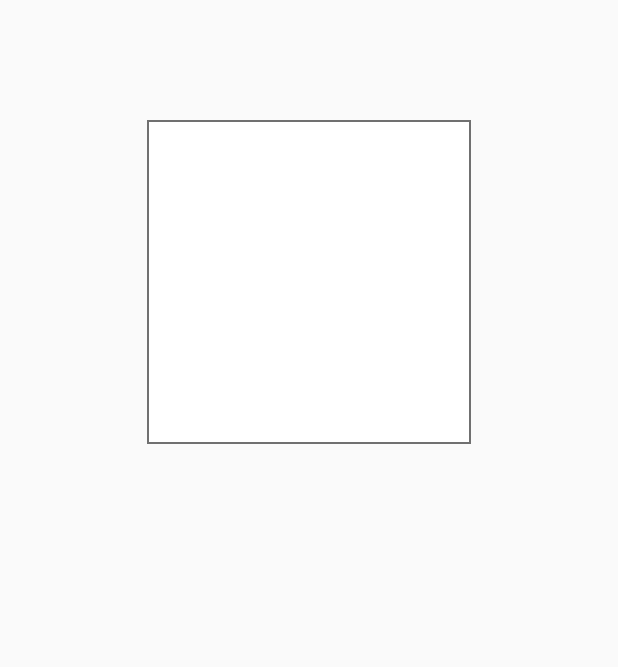
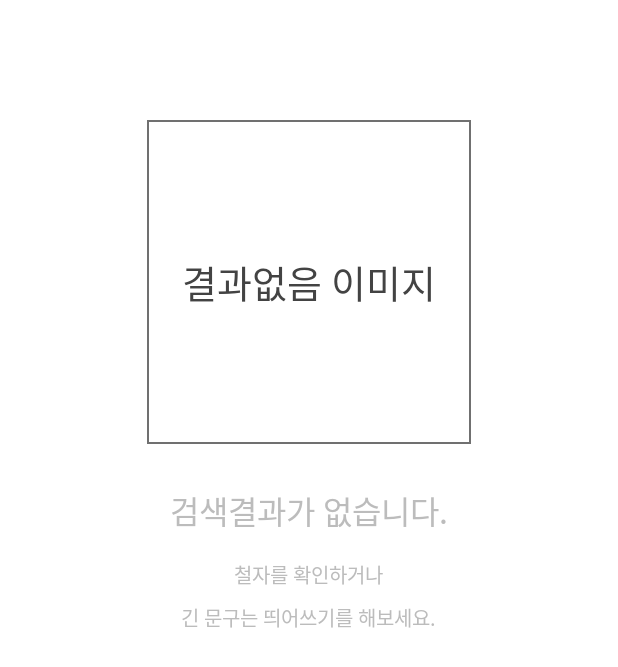
Before and after one commit to dlthgml1997/HiPart_ANDROID, an Android app: the fragment SearchAllFragment shown on its own in the app's theme, on a phone screen of 412 x 824 dp. Shown: the top 667 px of the screen. Run offline under Robolectric (Android 15) with nearby library versions, the phone set to English and light mode, and no system bars.

Commit message:
SearchActivity view finished

```diff
--- /dev/null
+++ b/app/src/main/res/color/selector_tab_textcolor.xml
@@ -0,0 +1,6 @@
+<?xml version="1.0" encoding="utf-8"?>
+<selector xmlns:android="http://schemas.android.com/apk/res/android">
+
+    <item android:color="#7947fd" android:state_selected="true"/>
+    <item android:color="#484848" android:state_selected="false"/>
+</selector>
--- a/app/src/main/res/layout/fragment_search_all.xml
+++ b/app/src/main/res/layout/fragment_search_all.xml
@@ -3,13 +3,13 @@
                 xmlns:tools="http://schemas.android.com/tools"
                 android:layout_width="match_parent"
                 android:layout_height="match_parent"
-                tools:context=".ui.search.SearchAllFragment"
-                android:background="#fafafa">
-    <LinearLayout android:layout_width="wrap_content" android:layout_height="wrap_content"
+                tools:context=".ui.search.SearchAllFragment">
+    <LinearLayout android:layout_width="match_parent" android:layout_height="match_parent"
                   android:orientation="vertical"
-                  android:layout_marginTop="80dp"
+                  android:paddingTop="80dp"
                   android:layout_centerHorizontal="true"
-                  android:gravity="center_horizontal">
+                  android:gravity="center_horizontal"
+                  android:background="@android:color/white">
         <RelativeLayout android:layout_width="216dp" android:layout_height="216dp"
                         android:background="@drawable/border_frag_sear_nothing">
             <TextView
@@ -19,7 +19,7 @@
                     android:textColor="#434343"
                     android:lineSpacingExtra="3sp"
                     android:gravity="center_horizontal"
-                    tools:text="결과없음 이미지"
+                    android:text="결과없음 이미지"
                     android:layout_centerInParent="true"
             />
         </RelativeLayout>
@@ -31,7 +31,7 @@
                 android:textColor="#bcbcbc"
                 android:lineSpacingExtra="3sp"
                 android:gravity="center_horizontal"
-                tools:text="검색결과가 없습니다."
+                android:text="검색결과가 없습니다."
                 android:layout_marginTop="28dp"
         />
 
@@ -42,7 +42,7 @@
                 android:textColor="#bcbcbc"
                 android:lineSpacingExtra="1sp"
                 android:gravity="center_horizontal"
-                tools:text="철자를 확인하거나"
+                android:text="철자를 확인하거나"
                 android:layout_marginTop="16dp"
         />
         <TextView
@@ -52,14 +52,17 @@
                 android:textColor="#bcbcbc"
                 android:lineSpacingExtra="1sp"
                 android:gravity="center_horizontal"
-                tools:text="긴 문구는 띄어쓰기를 해보세요."
+                android:text="긴 문구는 띄어쓰기를 해보세요."
                 android:layout_marginTop="8dp"/>
     </LinearLayout>
 
+    <RelativeLayout android:layout_width="match_parent" android:layout_height="match_parent"
+                    android:background="#fafafa"
+                    android:visibility="gone">
+        <android.support.v7.widget.RecyclerView android:layout_width="match_parent"
+                                                android:layout_height="match_parent">
 
-    <android.support.v7.widget.RecyclerView android:layout_width="match_parent"
-                                            android:layout_height="match_parent"
-                                            android:visibility="gone"></android.support.v7.widget.RecyclerView>
-
+        </android.support.v7.widget.RecyclerView>
+    </RelativeLayout>
 
 </RelativeLayout>
--- a/app/src/main/res/values/colors.xml
+++ b/app/src/main/res/values/colors.xml
@@ -3,4 +3,5 @@
     <color name="colorPrimary">#008577</color>
     <color name="colorPrimaryDark">#00574B</color>
     <color name="colorAccent">#D81B60</color>
+
 </resources>
```
Also changed, not shown: app/src/main/res/layout/activity_search.xml (+34 -13 lines), app/src/main/res/layout/navigation_category_main.xml (added, +42 -0 lines), app/src/main/res/layout/tab_search_act.xml (added, +84 -0 lines), app/src/main/res/layout/tab_search_frag.xml (+6 -11 lines).
